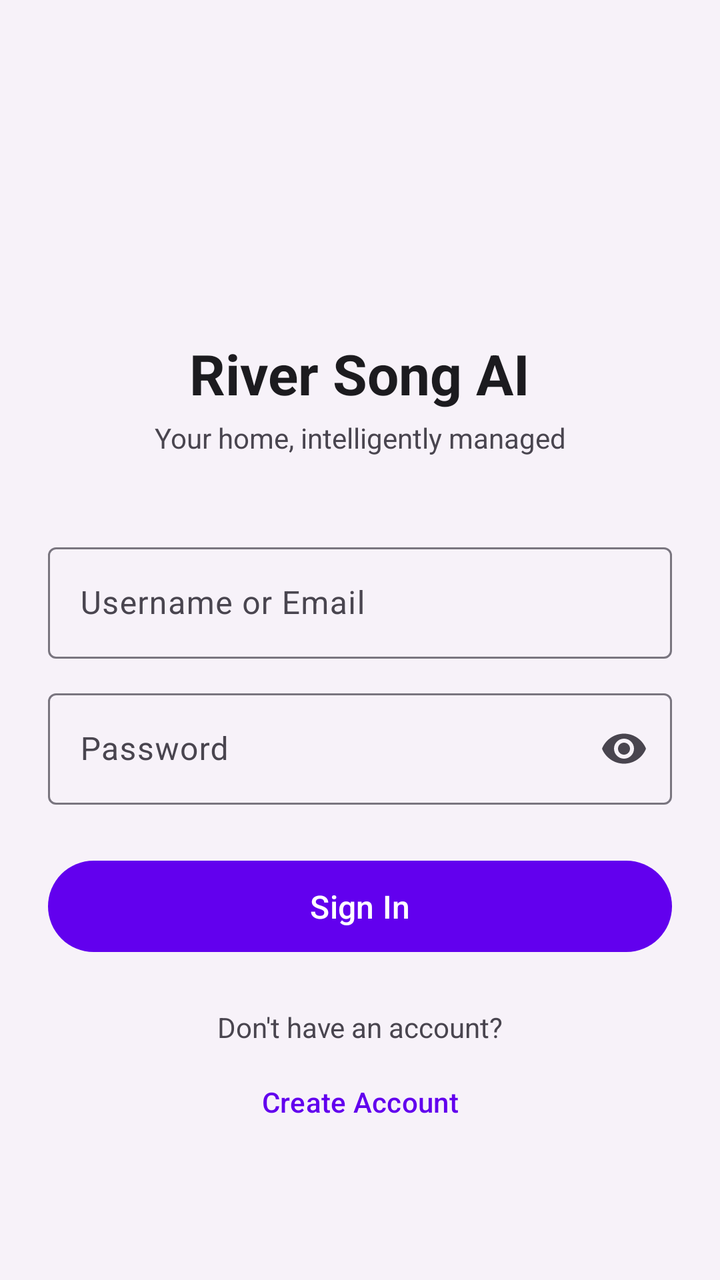
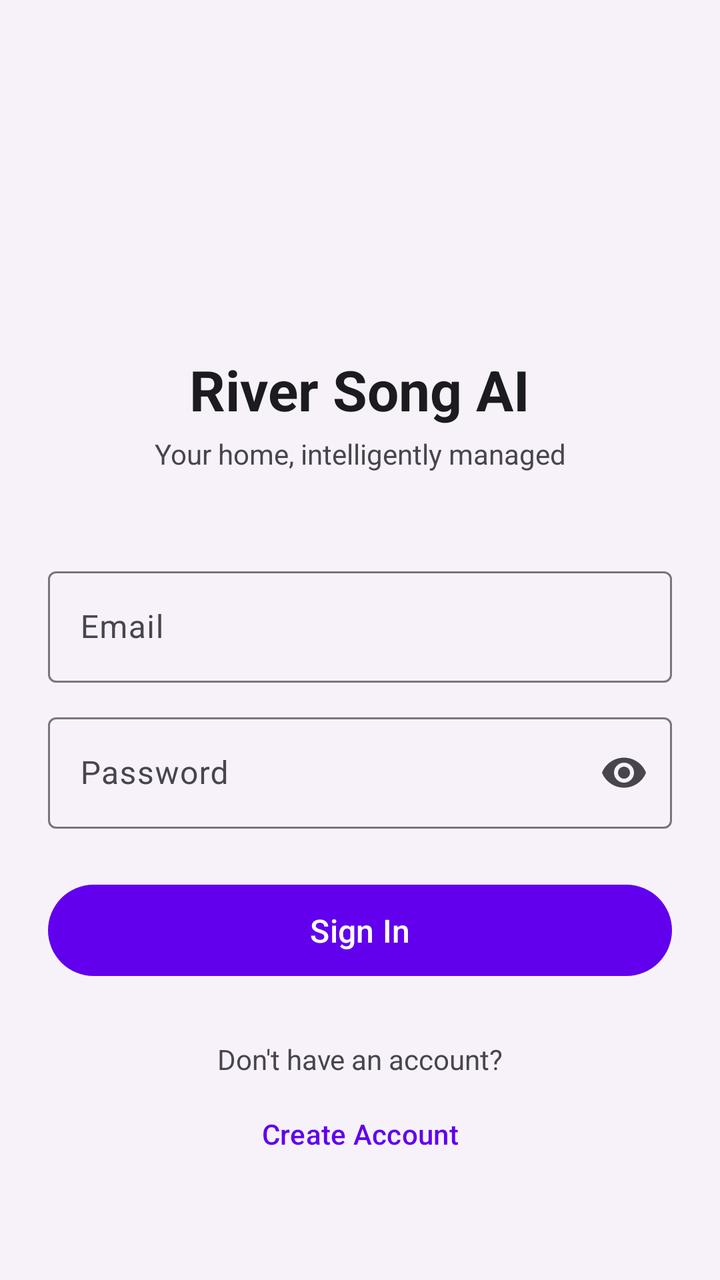

The first picture is an Android layout as it rendered before a commit; the second is the same layout after the commit. The layout source and the unified diff follow.
<!-- AndroidManifest.xml: application theme Theme.RiverSong -->
<!-- res/layout/fragment_login.xml -->
<?xml version="1.0" encoding="utf-8"?>
<androidx.core.widget.NestedScrollView
    xmlns:android="http://schemas.android.com/apk/res/android"
    xmlns:app="http://schemas.android.com/apk/res-auto"
    android:layout_width="match_parent"
    android:layout_height="match_parent"
    android:fillViewport="true"
    android:background="@color/river_song_background">

    <androidx.constraintlayout.widget.ConstraintLayout
        android:layout_width="match_parent"
        android:layout_height="wrap_content"
        android:padding="24dp">

        <ImageView
            android:id="@+id/imageViewLogo"
            android:layout_width="80dp"
            android:layout_height="80dp"
            android:layout_marginTop="48dp"
            android:src="@mipmap/ic_launcher_round"
            android:contentDescription="River Song AI Logo"
            app:layout_constraintTop_toTopOf="parent"
            app:layout_constraintStart_toStartOf="parent"
            app:layout_constraintEnd_toEndOf="parent" />

        <TextView
            android:id="@+id/textViewTitle"
            android:layout_width="wrap_content"
            android:layout_height="wrap_content"
            android:layout_marginTop="16dp"
            android:text="River Song AI"
            android:textSize="28sp"
            android:textStyle="bold"
            android:textColor="@color/river_song_on_background"
            app:layout_constraintTop_toBottomOf="@id/imageViewLogo"
            app:layout_constraintStart_toStartOf="parent"
            app:layout_constraintEnd_toEndOf="parent" />

        <TextView
            android:id="@+id/textViewSubtitle"
            android:layout_width="wrap_content"
            android:layout_height="wrap_content"
            android:layout_marginTop="4dp"
            android:text="Your home, intelligently managed"
            android:textSize="14sp"
            android:textColor="@color/river_song_on_surface_variant"
            app:layout_constraintTop_toBottomOf="@id/textViewTitle"
            app:layout_constraintStart_toStartOf="parent"
            app:layout_constraintEnd_toEndOf="parent" />

        <com.google.android.material.textfield.TextInputLayout
            android:id="@+id/layoutUsername"
            style="@style/Widget.Material3.TextInputLayout.OutlinedBox"
            android:layout_width="0dp"
            android:layout_height="wrap_content"
            android:layout_marginTop="40dp"
            android:hint="Username or Email"
            app:layout_constraintTop_toBottomOf="@id/textViewSubtitle"
            app:layout_constraintStart_toStartOf="parent"
            app:layout_constraintEnd_toEndOf="parent">

            <com.google.android.material.textfield.TextInputEditText
                android:id="@+id/editTextUsername"
                android:layout_width="match_parent"
                android:layout_height="wrap_content"
                android:inputType="text"
                android:imeOptions="actionNext" />
        </com.google.android.material.textfield.TextInputLayout>

        <com.google.android.material.textfield.TextInputLayout
            android:id="@+id/layoutPassword"
            style="@style/Widget.Material3.TextInputLayout.OutlinedBox"
            android:layout_width="0dp"
            android:layout_height="wrap_content"
            android:layout_marginTop="12dp"
            android:hint="Password"
            app:endIconMode="password_toggle"
            app:layout_constraintTop_toBottomOf="@id/layoutUsername"
            app:layout_constraintStart_toStartOf="parent"
            app:layout_constraintEnd_toEndOf="parent">

            <com.google.android.material.textfield.TextInputEditText
                android:id="@+id/editTextPassword"
                android:layout_width="match_parent"
                android:layout_height="wrap_content"
                android:inputType="textPassword"
                android:imeOptions="actionDone" />
        </com.google.android.material.textfield.TextInputLayout>

        <com.google.android.material.button.MaterialButton
            android:id="@+id/buttonLogin"
            android:layout_width="0dp"
            android:layout_height="wrap_content"
            android:layout_marginTop="24dp"
            android:text="Sign In"
            android:textSize="16sp"
            android:paddingTop="12dp"
            android:paddingBottom="12dp"
            app:layout_constraintTop_toBottomOf="@id/layoutPassword"
            app:layout_constraintStart_toStartOf="parent"
            app:layout_constraintEnd_toEndOf="parent" />

        <ProgressBar
            android:id="@+id/progressBar"
            style="?android:attr/progressBarStyleHorizontal"
            android:layout_width="0dp"
            android:layout_height="4dp"
            android:layout_marginTop="8dp"
            android:indeterminate="true"
            android:visibility="gone"
            app:layout_constraintTop_toBottomOf="@id/buttonLogin"
            app:layout_constraintStart_toStartOf="parent"
            app:layout_constraintEnd_toEndOf="parent" />

        <TextView
            android:id="@+id/textViewDivider"
            android:layout_width="wrap_content"
            android:layout_height="wrap_content"
            android:layout_marginTop="24dp"
            android:text="Don't have an account?"
            android:textColor="@color/river_song_on_surface_variant"
            app:layout_constraintTop_toBottomOf="@id/progressBar"
            app:layout_constraintStart_toStartOf="parent"
            app:layout_constraintEnd_toEndOf="parent" />

        <com.google.android.material.button.MaterialButton
            android:id="@+id/buttonRegister"
            style="@style/Widget.Material3.Button.TextButton"
            android:layout_width="wrap_content"
            android:layout_height="wrap_content"
            android:layout_marginTop="4dp"
            android:text="Create Account"
            app:layout_constraintTop_toBottomOf="@id/textViewDivider"
            app:layout_constraintStart_toStartOf="parent"
            app:layout_constraintEnd_toEndOf="parent" />

    </androidx.constraintlayout.widget.ConstraintLayout>
</androidx.core.widget.NestedScrollView>
<!-- resources referenced by this layout -->
<resources>
  <color name="river_song_background">#F7F2F9</color>
  <color name="river_song_on_background">#1C1B1F</color>
  <color name="river_song_on_surface_variant">#49454F</color>
  <!-- mipmap ic_launcher_round (mipmap-anydpi-v26) -->
  <?xml version="1.0" encoding="utf-8"?>
  <adaptive-icon xmlns:android="http://schemas.android.com/apk/res/android">
      <background android:drawable="@drawable/ic_launcher_background" />
      <foreground android:drawable="@drawable/ic_launcher_foreground" />
  </adaptive-icon>
  <!-- drawable ic_launcher_background (drawable) -->
  <?xml version="1.0" encoding="utf-8"?>
  <vector xmlns:android="http://schemas.android.com/apk/res/android"
      android:width="108dp"
      android:height="108dp"
      android:viewportWidth="108"
      android:viewportHeight="108">
      <path
          android:fillColor="#6200EE"
          android:pathData="M0,0h108v108h-108z" />
  </vector>
  <!-- drawable ic_launcher_foreground (drawable) -->
  <?xml version="1.0" encoding="utf-8"?>
  <vector xmlns:android="http://schemas.android.com/apk/res/android"
      android:width="108dp"
      android:height="108dp"
      android:viewportWidth="108"
      android:viewportHeight="108">
      
      <path
          android:fillColor="@android:color/transparent"
          android:strokeColor="#FFFFFF"
          android:strokeWidth="5"
          android:strokeLineCap="round"
          android:pathData="M24,54 Q32,34 40,54 Q48,74 56,54 Q64,34 72,54 Q80,74 84,54" />
  </vector>
  <color name="river_song_primary">#6200EE</color>
  <color name="river_song_on_primary">#FFFFFF</color>
  <color name="river_song_primary_container">#BB86FC</color>
  <color name="river_song_on_primary_container">#21005D</color>
  <color name="river_song_secondary">#03DAC6</color>
  <color name="river_song_on_secondary">#000000</color>
  <color name="river_song_secondary_container">#66FAF4</color>
  <color name="river_song_on_secondary_container">#003831</color>
  <color name="river_song_tertiary">#018786</color>
  <color name="river_song_on_tertiary">#FFFFFF</color>
  <color name="river_song_tertiary_container">#A7E7E7</color>
  <color name="river_song_on_tertiary_container">#002C2C</color>
  <color name="river_song_error">#B00020</color>
  <color name="river_song_on_error">#FFFFFF</color>
  <color name="river_song_error_container">#FCD8DF</color>
  <color name="river_song_on_error_container">#410002</color>
  <color name="river_song_surface">#FFFBFE</color>
  <color name="river_song_on_surface">#1C1B1F</color>
  <color name="river_song_surface_variant">#E7E0EC</color>
  <color name="river_song_outline">#79757F</color>
  <!-- unchanged entries left out for length: 1 -->
</resources>

<!-- the commit's change to res/layout/fragment_login.xml (unified diff, before → after) -->
@@ -16,9 +16,9 @@
             android:id="@+id/imageViewLogo"
             android:layout_width="80dp"
             android:layout_height="80dp"
-            android:layout_marginTop="48dp"
+            android:layout_marginTop="56dp"
             android:src="@mipmap/ic_launcher_round"
-            android:contentDescription="River Song AI Logo"
+            android:contentDescription="River Song AI"
             app:layout_constraintTop_toTopOf="parent"
             app:layout_constraintStart_toStartOf="parent"
             app:layout_constraintEnd_toEndOf="parent" />
@@ -49,21 +49,21 @@
             app:layout_constraintEnd_toEndOf="parent" />
 
         <com.google.android.material.textfield.TextInputLayout
-            android:id="@+id/layoutUsername"
+            android:id="@+id/layoutEmail"
             style="@style/Widget.Material3.TextInputLayout.OutlinedBox"
             android:layout_width="0dp"
             android:layout_height="wrap_content"
-            android:layout_marginTop="40dp"
-            android:hint="Username or Email"
+            android:layout_marginTop="44dp"
+            android:hint="Email"
             app:layout_constraintTop_toBottomOf="@id/textViewSubtitle"
             app:layout_constraintStart_toStartOf="parent"
             app:layout_constraintEnd_toEndOf="parent">
 
             <com.google.android.material.textfield.TextInputEditText
-                android:id="@+id/editTextUsername"
+                android:id="@+id/editTextEmail"
                 android:layout_width="match_parent"
                 android:layout_height="wrap_content"
-                android:inputType="text"
+                android:inputType="textEmailAddress"
                 android:imeOptions="actionNext" />
         </com.google.android.material.textfield.TextInputLayout>
 
@@ -75,7 +75,7 @@
             android:layout_marginTop="12dp"
             android:hint="Password"
             app:endIconMode="password_toggle"
-            app:layout_constraintTop_toBottomOf="@id/layoutUsername"
+            app:layout_constraintTop_toBottomOf="@id/layoutEmail"
             app:layout_constraintStart_toStartOf="parent"
             app:layout_constraintEnd_toEndOf="parent">
 
@@ -116,7 +116,7 @@
             android:id="@+id/textViewDivider"
             android:layout_width="wrap_content"
             android:layout_height="wrap_content"
-            android:layout_marginTop="24dp"
+            android:layout_marginTop="28dp"
             android:text="Don't have an account?"
             android:textColor="@color/river_song_on_surface_variant"
             app:layout_constraintTop_toBottomOf="@id/progressBar"
